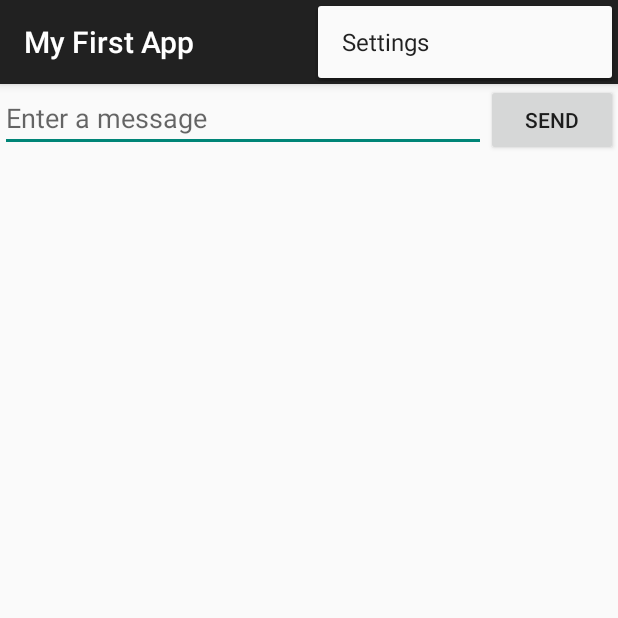
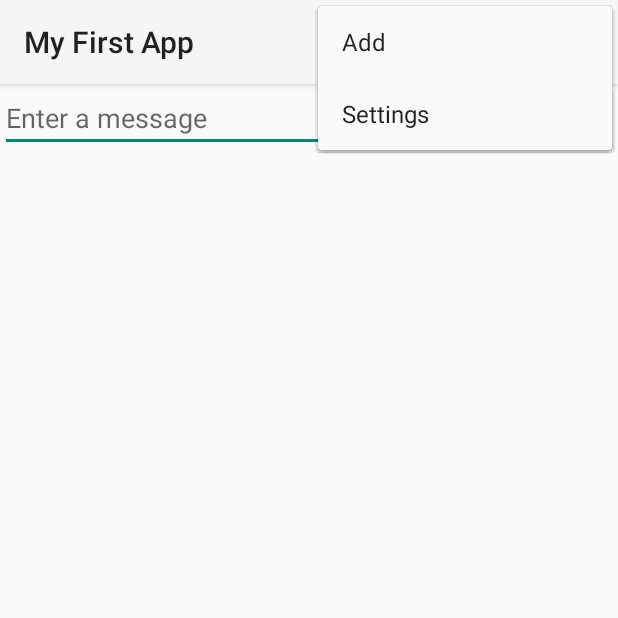
Before and after one commit to bobbyyit/HelloWorldAndroid, an Android app: the screen it shows after launch (MainActivity), with the options menu open, on a phone screen of 412 x 824 dp, the top half of it. Run offline under Robolectric (Android 15) with nearby library versions, the phone set to English and light mode, and no system bars.

Commit message:
create action bar

```diff
--- a/app/src/main/AndroidManifest.xml
+++ b/app/src/main/AndroidManifest.xml
@@ -1,18 +1,17 @@
 <?xml version="1.0" encoding="utf-8"?>
 <manifest xmlns:android="http://schemas.android.com/apk/res/android"
     package="com.cornpops.bobbyyit.firstapp" >
-
+    <uses-sdk android:minSdkVersion="7"  android:targetSdkVersion="18" />
     <application
         android:allowBackup="true"
         android:icon="@drawable/ic_launcher"
         android:label="@string/app_name"
-        android:theme="@style/AppTheme" >
+        android:theme="@style/Theme.AppCompat.Light">
         <activity
             android:name=".MainActivity"
             android:label="@string/app_name" >
             <intent-filter>
                 <action android:name="android.intent.action.MAIN" />
-
                 <category android:name="android.intent.category.LAUNCHER" />
             </intent-filter>
         </activity>
@@ -25,5 +24,4 @@
                 android:value="com.cornpops.bobbyyit.firstapp.MainActivity" />
         </activity>
     </application>
-
 </manifest>
--- a/app/src/main/java/com/cornpops/bobbyyit/firstapp/DisplayMessageActivity.java
+++ b/app/src/main/java/com/cornpops/bobbyyit/firstapp/DisplayMessageActivity.java
@@ -5,12 +5,10 @@ import android.content.Intent;
 import android.support.v7.app.ActionBarActivity;
 import android.os.Bundle;
 import android.view.LayoutInflater;
-import android.view.Menu;
 import android.view.MenuItem;
 import android.view.View;
 import android.view.ViewGroup;
 import android.widget.TextView;
-
 
 public class DisplayMessageActivity extends ActionBarActivity {
 
--- a/app/src/main/java/com/cornpops/bobbyyit/firstapp/MainActivity.java
+++ b/app/src/main/java/com/cornpops/bobbyyit/firstapp/MainActivity.java
@@ -4,10 +4,10 @@ import android.content.Intent;
 import android.support.v7.app.ActionBarActivity;
 import android.os.Bundle;
 import android.view.Menu;
+import android.view.MenuInflater;
 import android.view.MenuItem;
 import android.view.View;
 import android.widget.EditText;
-
 
 public class MainActivity extends ActionBarActivity {
     public final static String EXTRA_MESSAGE = "com.cornpops.bobbyyit.firstapp.MESSAGE";
@@ -21,24 +21,25 @@ public class MainActivity extends ActionBarActivity {
 
     @Override
     public boolean onCreateOptionsMenu(Menu menu) {
-        // Inflate the menu; this adds items to the action bar if it is present.
-        getMenuInflater().inflate(R.menu.menu_main, menu);
-        return true;
+        // Inflate the menu items for use in the action bar
+        MenuInflater inflater = getMenuInflater();
+        inflater.inflate(R.menu.main_activity_actions, menu);
+        return super.onCreateOptionsMenu(menu);
     }
 
     @Override
     public boolean onOptionsItemSelected(MenuItem item) {
-        // Handle action bar item clicks here. The action bar will
-        // automatically handle clicks on the Home/Up button, so long
-        // as you specify a parent activity in AndroidManifest.xml.
-        int id = item.getItemId();
-
-        //noinspection SimplifiableIfStatement
-        if (id == R.id.action_settings) {
-            return true;
+        // Handle presses on the action bar items
+        switch (item.getItemId()) {
+            case R.id.action_search:
+                return true;
+            case R.id.action_settings:
+                return true;
+            case R.id.action_bar:
+                return true;
+            default:
+                return super.onOptionsItemSelected(item);
         }
-
-        return super.onOptionsItemSelected(item);
     }
 
     public void sendMessage(View view){
@@ -47,6 +48,5 @@ public class MainActivity extends ActionBarActivity {
         String message = editText.getText().toString();
         intent.putExtra(EXTRA_MESSAGE, message);
         startActivity(intent);
-
     }
 }
--- a/app/src/main/res/layout/activity_main.xml
+++ b/app/src/main/res/layout/activity_main.xml
@@ -3,18 +3,13 @@
     android:layout_width="match_parent"
     android:layout_height="match_parent"
     android:orientation="horizontal" >
-
-
-
     <EditText android:id="@+id/edit_message"
         android:layout_weight="1"
         android:layout_width="0dp"
         android:layout_height="wrap_content"
         android:hint="@string/edit_message" />
-
     <Button android:text="@string/button_send"
         android:layout_width="wrap_content"
         android:layout_height="wrap_content"
         android:onClick="sendMessage"/>
-
 </LinearLayout>
--- /dev/null
+++ b/app/src/main/res/menu/main_activity_actions.xml
@@ -0,0 +1,16 @@
+<?xml version="1.0" encoding="utf-8"?>
+<menu xmlns:android="http://schemas.android.com/apk/res/android"
+    xmlns:firstapp="http://schemas.android.com/apk/res-auto">
+    <!--Search, should appear as action button-->
+    <item android:id="@+id/action_search"
+        android:icon="@drawable/ic_action_search"
+        android:title="@string/action_search"
+        firstapp:showAsAction="ifRoom" />
+    <!--Setting, should always be in the overflow-->
+    <item android:id="@+id/action_add"
+        android:title="@string/action_add"
+        firstapp:showAsAction="never" />
+    <item android:id="@+id/action_settings"
+        android:title="@string/action_settings"
+        firstapp:showAsAction="never" />
+</menu>
--- a/app/src/main/res/menu/menu_display_message.xml
+++ b/app/src/main/res/menu/menu_display_message.xml
@@ -2,6 +2,8 @@
     xmlns:app="http://schemas.android.com/apk/res-auto"
     xmlns:tools="http://schemas.android.com/tools"
     tools:context="com.cornpops.bobbyyit.firstapp.DisplayMessageActivity">
-    <item android:id="@+id/action_settings" android:title="@string/action_settings"
-        android:orderInCategory="100" app:showAsAction="never" />
+    <item android:id="@+id/action_settings"
+        android:title="@string/action_settings"
+        android:orderInCategory="100"
+        app:showAsAction="never" />
 </menu>
--- a/app/src/main/res/values/strings.xml
+++ b/app/src/main/res/values/strings.xml
@@ -2,10 +2,11 @@
 <resources>
 
     <string name="app_name">My First App</string>
-    <string name="action_settings">Settings</string>
     <string name="edit_message">Enter a message</string>
     <string name="button_send">Send</string>
     <string name="title_activity_display_message">My Message</string>
-    <string name="hello_world">Hello world!</string>
+    <string name="action_search">Search</string>action_message
+    <string name="action_settings">Settings</string>
+    <string name="action_add">Add</string>
 
 </resources>
```
Also changed, not shown: app/src/main/res/menu/menu_main.xml (+10 -3 lines), app/src/main/res/drawable-hdpi/ic_action_search.png (added), app/src/main/res/drawable-mdpi/ic_action_search.png (added), app/src/main/res/drawable-xhdpi/ic_action_search.png (added), 1 other file.
